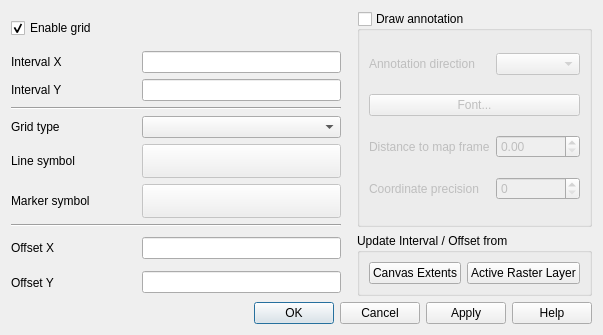
Before: the Qt Designer form src/ui/qgsdecorationgriddialog.ui in carsmie/QGIS, drawn with Qt 5.
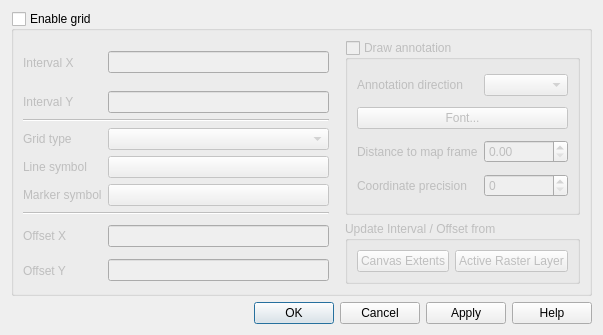
After: the same form once the commit is applied.

```diff
--- a/src/ui/qgsdecorationgriddialog.ui
+++ b/src/ui/qgsdecorationgriddialog.ui
@@ -18,131 +18,18 @@
     <enum>QLayout::SetMinimumSize</enum>
    </property>
    <item>
-    <layout class="QGridLayout" name="gridLayout_3" columnstretch="0,0,0,0,0" columnminimumwidth="125,100,0,0,0">
-     <item row="0" column="0">
-      <widget class="QCheckBox" name="chkEnable">
-       <property name="sizePolicy">
-        <sizepolicy hsizetype="Minimum" vsizetype="Minimum">
-         <horstretch>0</horstretch>
-         <verstretch>0</verstretch>
-        </sizepolicy>
-       </property>
-       <property name="layoutDirection">
-        <enum>Qt::LeftToRight</enum>
-       </property>
-       <property name="text">
+    <widget class="QGroupBox" name="grpEnable">
+     <property name="title">
         <string>Enable grid</string>
        </property>
+     <property name="checkable">
+      <bool>true</bool>
+     </property>
        <property name="checked">
-        <bool>true</bool>
-       </property>
-      </widget>
-     </item>
-     <item row="1" column="0">
-      <widget class="QLabel" name="mIntervalXLabel">
-       <property name="text">
-        <string>Interval X</string>
-       </property>
-       <property name="wordWrap">
-        <bool>true</bool>
-       </property>
-      </widget>
-     </item>
-     <item row="2" column="0">
-      <widget class="QLabel" name="mIntervalYLabel">
-       <property name="text">
-        <string>Interval Y</string>
-       </property>
-       <property name="wordWrap">
-        <bool>true</bool>
-       </property>
-      </widget>
-     </item>
-     <item row="3" column="0" colspan="2">
-      <widget class="Line" name="line_2">
-       <property name="orientation">
-        <enum>Qt::Horizontal</enum>
-       </property>
-      </widget>
-     </item>
-     <item row="4" column="0">
-      <widget class="QLabel" name="mGridTypeLabel">
-       <property name="accessibleName">
-        <string extracomment="Hello translotor"/>
-       </property>
-       <property name="text">
-        <string>Grid type</string>
-       </property>
-       <property name="wordWrap">
-        <bool>true</bool>
-       </property>
-      </widget>
-     </item>
-     <item row="5" column="0">
-      <widget class="QLabel" name="mLineSymbolLabel">
-       <property name="text">
-        <string>Line symbol</string>
-       </property>
-       <property name="wordWrap">
-        <bool>true</bool>
-       </property>
-      </widget>
-     </item>
-     <item row="4" column="1">
-      <widget class="QComboBox" name="mGridTypeComboBox">
-       <property name="sizePolicy">
-        <sizepolicy hsizetype="Minimum" vsizetype="Fixed">
-         <horstretch>0</horstretch>
-         <verstretch>0</verstretch>
-        </sizepolicy>
-       </property>
-       <property name="minimumSize">
-        <size>
-         <width>100</width>
-         <height>0</height>
-        </size>
-       </property>
-      </widget>
-     </item>
-     <item row="5" column="1">
-      <widget class="QPushButton" name="mLineSymbolButton">
-       <property name="enabled">
         <bool>false</bool>
        </property>
-       <property name="sizePolicy">
-        <sizepolicy hsizetype="Minimum" vsizetype="Preferred">
-         <horstretch>0</horstretch>
-         <verstretch>0</verstretch>
-        </sizepolicy>
-       </property>
-       <property name="minimumSize">
-        <size>
-         <width>100</width>
-         <height>0</height>
-        </size>
-       </property>
-       <property name="text">
-        <string/>
-       </property>
-      </widget>
-     </item>
-     <item row="1" column="2">
-      <spacer name="horizontalSpacer">
-       <property name="orientation">
-        <enum>Qt::Horizontal</enum>
-       </property>
-       <property name="sizeType">
-        <enum>QSizePolicy::Fixed</enum>
-       </property>
-       <property name="sizeHint" stdset="0">
-        <size>
-         <width>10</width>
-         <height>20</height>
-        </size>
-       </property>
-      </spacer>
-     </item>
-     <item row="0" column="3" rowspan="8" colspan="2">
+     <layout class="QGridLayout" name="gridLayout_3">
+      <item row="0" column="3" rowspan="8">
       <widget class="QGroupBox" name="mDrawAnnotationCheckBox">
        <property name="title">
         <string>Draw annotation</string>
@@ -212,6 +99,103 @@
        </layout>
       </widget>
      </item>
+      <item row="1" column="2">
+       <spacer name="horizontalSpacer">
+        <property name="orientation">
+         <enum>Qt::Horizontal</enum>
+        </property>
+        <property name="sizeType">
+         <enum>QSizePolicy::Fixed</enum>
+        </property>
+        <property name="sizeHint" stdset="0">
+         <size>
+          <width>10</width>
+          <height>20</height>
+         </size>
+        </property>
+       </spacer>
+      </item>
+      <item row="2" column="0">
+       <widget class="QLabel" name="mIntervalYLabel">
+        <property name="text">
+         <string>Interval Y</string>
+        </property>
+        <property name="wordWrap">
+         <bool>true</bool>
+        </property>
+       </widget>
+      </item>
+      <item row="2" column="1">
+       <widget class="QLineEdit" name="mIntervalYEdit"/>
+      </item>
+      <item row="3" column="0" colspan="2">
+       <widget class="Line" name="line_2">
+        <property name="orientation">
+         <enum>Qt::Horizontal</enum>
+        </property>
+       </widget>
+      </item>
+      <item row="4" column="0">
+       <widget class="QLabel" name="mGridTypeLabel">
+        <property name="accessibleName">
+         <string extracomment="Hello translotor"/>
+        </property>
+        <property name="text">
+         <string>Grid type</string>
+        </property>
+        <property name="wordWrap">
+         <bool>true</bool>
+        </property>
+       </widget>
+      </item>
+      <item row="4" column="1">
+       <widget class="QComboBox" name="mGridTypeComboBox">
+        <property name="sizePolicy">
+         <sizepolicy hsizetype="Minimum" vsizetype="Fixed">
+          <horstretch>0</horstretch>
+          <verstretch>0</verstretch>
+         </sizepolicy>
+        </property>
+        <property name="minimumSize">
+         <size>
+          <width>100</width>
+          <height>0</height>
+         </size>
+        </property>
+       </widget>
+      </item>
+      <item row="5" column="0">
+       <widget class="QLabel" name="mLineSymbolLabel">
+        <property name="text">
+         <string>Line symbol</string>
+        </property>
+        <property name="wordWrap">
+         <bool>true</bool>
+        </property>
+       </widget>
+      </item>
+      <item row="5" column="1">
+       <widget class="QPushButton" name="mLineSymbolButton">
+        <property name="enabled">
+         <bool>false</bool>
+        </property>
+        <property name="sizePolicy">
+         <sizepolicy hsizetype="Minimum" vsizetype="Preferred">
+          <horstretch>0</horstretch>
+          <verstretch>0</verstretch>
+         </sizepolicy>
+        </property>
+        <property name="minimumSize">
+         <size>
+          <width>100</width>
+          <height>0</height>
+         </size>
+        </property>
+        <property name="text">
+         <string/>
+        </property>
+       </widget>
+      </item>
      <item row="6" column="0">
       <widget class="QLabel" name="mMarkerSymbolLabel">
        <property name="text">
@@ -258,17 +242,10 @@
        </property>
       </widget>
      </item>
-     <item row="9" column="0">
-      <widget class="QLabel" name="mOffsetYLabel">
-       <property name="text">
-        <string>Offset Y</string>
-       </property>
-       <property name="wordWrap">
-        <bool>true</bool>
-       </property>
-      </widget>
-     </item>
-     <item row="8" column="3" rowspan="2" colspan="2">
+      <item row="8" column="1">
+       <widget class="QLineEdit" name="mOffsetXEdit"/>
+      </item>
+      <item row="8" column="3" rowspan="2">
       <widget class="QGroupBox" name="groupBox">
        <property name="title">
         <string>Update Interval / Offset from</string>
@@ -291,19 +268,52 @@
        </layout>
       </widget>
      </item>
-     <item row="1" column="1">
-      <widget class="QLineEdit" name="mIntervalXEdit"/>
-     </item>
-     <item row="2" column="1">
-      <widget class="QLineEdit" name="mIntervalYEdit"/>
-     </item>
-     <item row="8" column="1">
-      <widget class="QLineEdit" name="mOffsetXEdit"/>
+      <item row="9" column="0">
+       <widget class="QLabel" name="mOffsetYLabel">
+        <property name="text">
+         <string>Offset Y</string>
+        </property>
+        <property name="wordWrap">
+         <bool>true</bool>
+        </property>
+       </widget>
      </item>
      <item row="9" column="1">
       <widget class="QLineEdit" name="mOffsetYEdit"/>
      </item>
-    </layout>
+      <item row="0" column="1" rowspan="2">
+       <widget class="QLineEdit" name="mIntervalXEdit"/>
+      </item>
+      <item row="0" column="0" rowspan="2">
+       <widget class="QLabel" name="mIntervalXLabel">
+        <property name="text">
+         <string>Interval X</string>
+        </property>
+        <property name="wordWrap">
+         <bool>true</bool>
+        </property>
+       </widget>
+      </item>
+     </layout>
+     <zorder>mOffsetYEdit</zorder>
+     <zorder>mOffsetXEdit</zorder>
+     <zorder>mDrawAnnotationCheckBox</zorder>
+     <zorder>mLineSymbolLabel</zorder>
+     <zorder>groupBox</zorder>
+     <zorder>mLineSymbolButton</zorder>
+     <zorder>mMarkerSymbolButton</zorder>
+     <zorder>mMarkerSymbolLabel</zorder>
+     <zorder>mIntervalXEdit</zorder>
+     <zorder>line_2</zorder>
+     <zorder>line_3</zorder>
+     <zorder>mIntervalYEdit</zorder>
+     <zorder>mIntervalXLabel</zorder>
+     <zorder>mOffsetXLabel</zorder>
+     <zorder>mGridTypeComboBox</zorder>
+     <zorder>mGridTypeLabel</zorder>
+     <zorder>mIntervalYLabel</zorder>
+     <zorder>mOffsetYLabel</zorder>
+    </widget>
    </item>
    <item>
     <widget class="QDialogButtonBox" name="buttonBox">
```
Left out of the diff: 2 changed lines with no effect on the pictures. Lines whose indentation alone changed are shown as unchanged.
